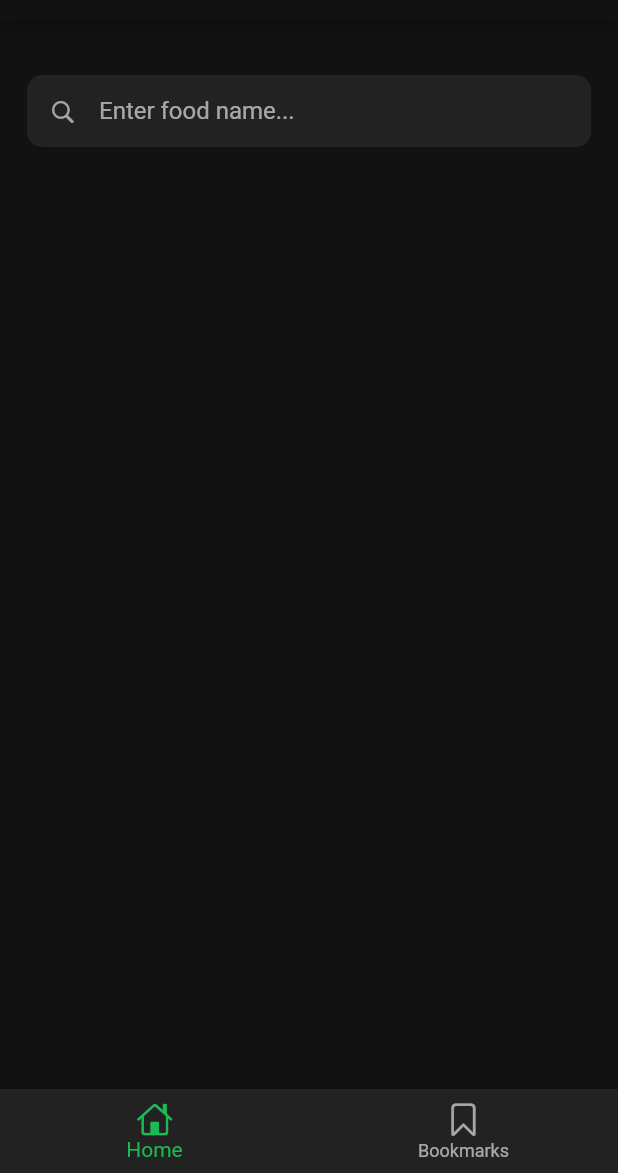
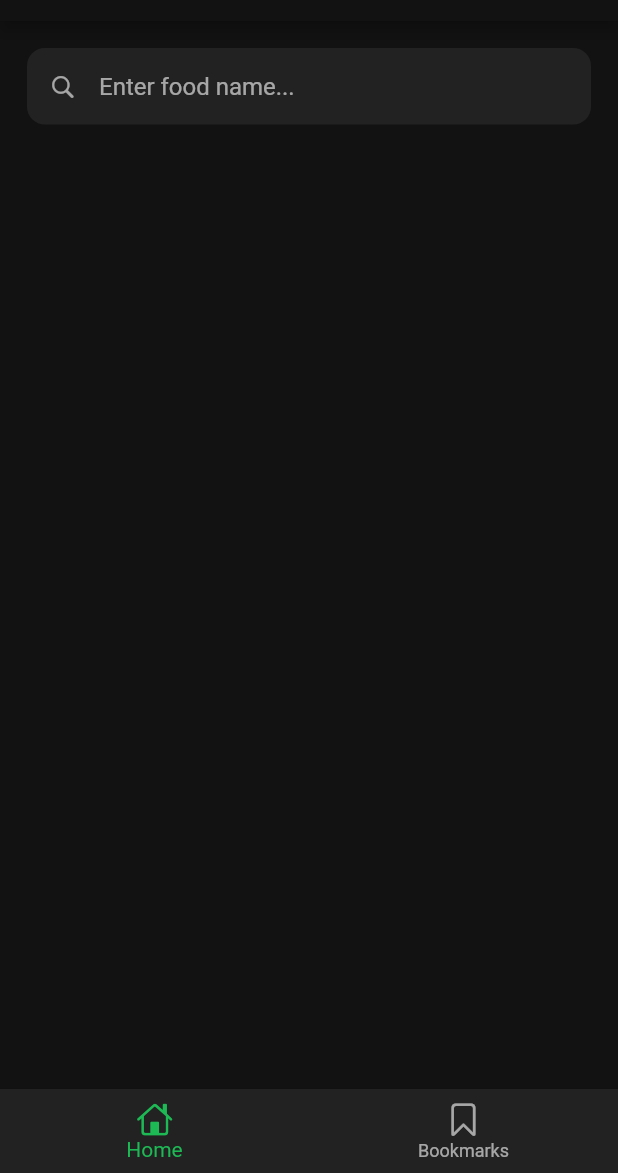
Before and after one commit to ThomHuynh/foodScanner, a Flutter app: the screen it shows after launch, on a phone screen of 412 x 824 dp, the part 63-1236 px from its top. Run offline on Flutter 3.47's test engine with Material 2 defaults, Android fonts, the phone set to English and light mode, and no system bars.

Commit message:
design improvements home page

```diff
--- a/lib/screens/homeScreen.dart
+++ b/lib/screens/homeScreen.dart
@@ -25,23 +25,22 @@ class _HomeScreenState extends State<HomeScreen> {
   @override
   Widget build(BuildContext context) {
     return Scaffold(
-      body: Container(
-        margin: EdgeInsets.all(18),
-        child: ListView(children: [
+      body: ListView(children: [
         Container(
           child: ListView(
             physics: NeverScrollableScrollPhysics(),
             shrinkWrap: true,
             children: [
-                TextField(
+              Container(
+                margin: EdgeInsets.symmetric(horizontal: 18),
+                child: TextField(
                     cursorColor: Palette.primary,
                     controller: foodSearchController,
                     decoration: InputDecoration(
                       fillColor: Palette.bars,
                       filled: true,
-                      contentPadding: EdgeInsets.all(0),
                       border: OutlineInputBorder(
-                        borderRadius: BorderRadius.all(Radius.circular(10)),
+                        borderRadius: BorderRadius.all(Radius.circular(12)),
                         borderSide: BorderSide.none,
                       ),
                       hintText: 'Enter food name...',
@@ -56,8 +55,10 @@ class _HomeScreenState extends State<HomeScreen> {
                         _futureSearchResult = getSearchResults(value);
                       });
                     }),
+              ),
               Container(
                 child: FoodList(_futureSearchResult),
+                margin: EdgeInsets.symmetric(horizontal: 18),
                 padding: EdgeInsets.only(top: 18),
               )
             ],
@@ -65,7 +66,6 @@ class _HomeScreenState extends State<HomeScreen> {
           margin: EdgeInsets.only(top: 18),
         ),
       ]),
-      ),
     );
   }
 }
```
Lines whose indentation alone changed are shown as unchanged.
